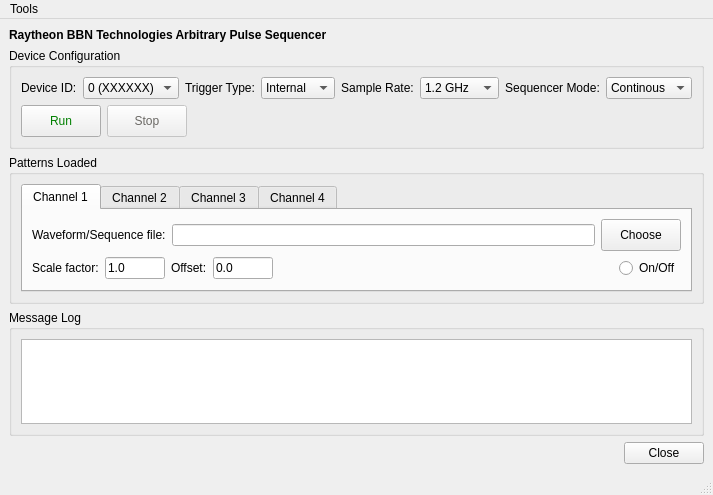
This is APS/python/APS.ui in BBN-Q/libaps2 as Qt 5 draws it before an edit. The edited form follows.
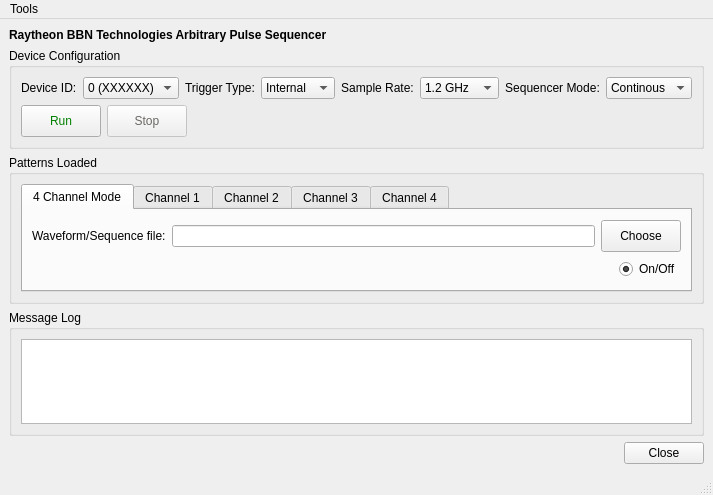
This is the edited form.

Commit message: A large rewrite of the Python aps driver to mimic the Matlab version with init(),setAll() and run().  Push APS code out of the GUI and everything now runs but seems to produce funny shapes for pulses. --CAR

Patch:
```diff
--- a/APS/python/APS.ui
+++ b/APS/python/APS.ui
@@ -426,6 +426,9 @@
       <layout class="QVBoxLayout" name="verticalLayout_4">
        <item>
         <widget class="QTabWidget" name="tabWidget">
+         <property name="enabled">
+          <bool>true</bool>
+         </property>
          <property name="sizePolicy">
           <sizepolicy hsizetype="Expanding" vsizetype="Expanding">
            <horstretch>0</horstretch>
@@ -441,6 +444,74 @@
          <property name="currentIndex">
           <number>0</number>
          </property>
+         <widget class="QWidget" name="ChannelTabAll">
+          <attribute name="title">
+           <string>4 Channel Mode</string>
+          </attribute>
+          <layout class="QVBoxLayout" name="verticalLayout_9">
+           <item>
+            <layout class="QHBoxLayout" name="horizontalLayout_2">
+             <item>
+              <widget class="QLabel" name="label_20">
+               <property name="text">
+                <string>Waveform/Sequence file:</string>
+               </property>
+              </widget>
+             </item>
+             <item>
+              <widget class="QLineEdit" name="chAllfile">
+               <property name="minimumSize">
+                <size>
+                 <width>0</width>
+                 <height>22</height>
+                </size>
+               </property>
+              </widget>
+             </item>
+             <item>
+              <widget class="QPushButton" name="chAllfileOpen">
+               <property name="minimumSize">
+                <size>
+                 <width>0</width>
+                 <height>32</height>
+                </size>
+               </property>
+               <property name="text">
+                <string>Choose</string>
+               </property>
+              </widget>
+             </item>
+            </layout>
+           </item>
+           <item>
+            <layout class="QHBoxLayout" name="horizontalLayout_6">
+             <item>
+              <spacer name="horizontalSpacer_2">
+               <property name="orientation">
+                <enum>Qt::Horizontal</enum>
+               </property>
+               <property name="sizeHint" stdset="0">
+                <size>
+                 <width>40</width>
+                 <height>20</height>
+                </size>
+               </property>
+              </spacer>
+             </item>
+             <item>
+              <widget class="QRadioButton" name="chAllOnOff">
+               <property name="text">
+                <string>On/Off</string>
+               </property>
+               <property name="checked">
+                <bool>true</bool>
+               </property>
+              </widget>
+             </item>
+            </layout>
+           </item>
+          </layout>
+         </widget>
          <widget class="QWidget" name="ChannelTab1">
           <attribute name="title">
            <string>Channel 1</string>
@@ -457,6 +528,9 @@
              </item>
              <item>
               <widget class="QLineEdit" name="ch1file">
+               <property name="enabled">
+                <bool>false</bool>
+               </property>
                <property name="minimumSize">
                 <size>
                  <width>0</width>
@@ -537,9 +611,15 @@
              </item>
              <item>
               <widget class="QRadioButton" name="ch1enable">
+               <property name="enabled">
+                <bool>true</bool>
+               </property>
                <property name="text">
                 <string>On/Off</string>
                </property>
+               <property name="checked">
+                <bool>true</bool>
+               </property>
               </widget>
              </item>
             </layout>
```
Left out of the diff: 35 changed lines with no effect on the pictures. The commit also changes 3 other files.
